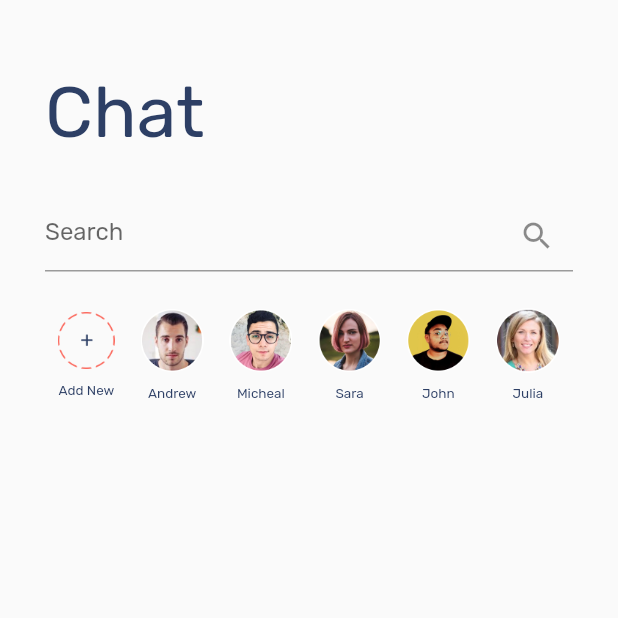
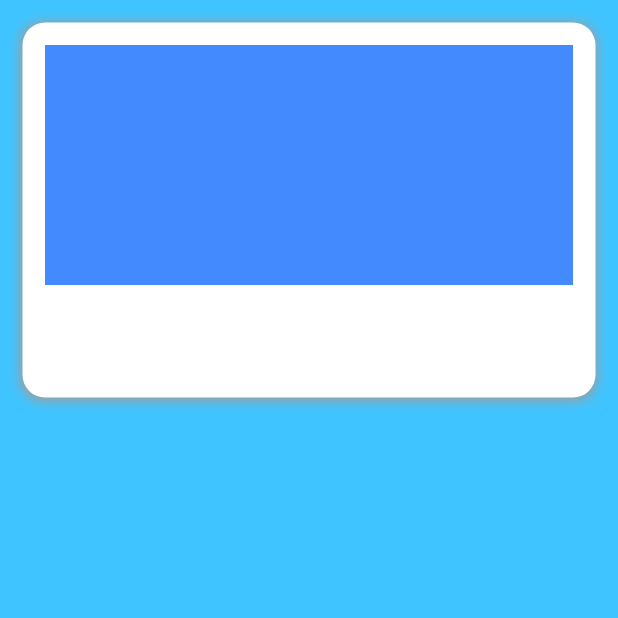
Before and after one commit to alfianardhi/chattoo, a Flutter app: the screen it shows after launch, on a phone screen of 412 x 824 dp, the top half of it. Run offline on Flutter 3.47's test engine with Material 2 defaults, Android fonts, the phone set to English and light mode, and no system bars.

Commit message:
layout playground

```diff
--- a/lib/main.dart
+++ b/lib/main.dart
@@ -3,6 +3,7 @@ import 'package:chattoo/application/provider_pages.dart';
 import 'package:flutter/material.dart';
 import 'package:provider/provider.dart';
 import 'pages/home/home_page.dart';
+import 'pages/profile/profile_page.dart';
 // import 'pages/login/login_page.dart';
 
 void main() => runApp(MyApp());
@@ -22,7 +23,8 @@ class MyApp extends StatelessWidget {
         theme: ThemeData(
           fontFamily: 'Rubik',
         ),
-        home: HomePage(),
+        //home: HomePage(),
+        home: ProfilePage(),
         // home: LoginPage(),
         //home: MenuListPage(),
       ),
--- a/lib/pages/home/home_page.dart
+++ b/lib/pages/home/home_page.dart
@@ -126,6 +126,15 @@ class HomePage extends StatelessWidget {
                 ),
               ],
             ),
+            SizedBox(
+              height: 26,
+            ),
+            Text('Recent',
+                style: TextStyle(
+                  fontSize: 20,
+                  color: blackColor,
+                  fontWeight: FontWeight.w400,
+                )),
           ],
         ),
       ),
--- /dev/null
+++ b/lib/pages/profile/profile_page.dart
@@ -0,0 +1,54 @@
+import 'package:flutter/material.dart';
+
+class ProfilePage extends StatefulWidget {
+  const ProfilePage({Key? key}) : super(key: key);
+
+  @override
+  _ProfilePageState createState() => _ProfilePageState();
+}
+
+class _ProfilePageState extends State<ProfilePage> {
+  @override
+  Widget build(BuildContext context) {
+    return Scaffold(
+      backgroundColor: Colors.lightBlueAccent,
+      body: SafeArea(
+        child: Container(
+          child: Container(
+            height: 250,
+            width: double.infinity,
+            margin: EdgeInsets.all(15),
+            padding: EdgeInsets.all(15),
+            decoration: BoxDecoration(
+              color: Colors.white,
+              boxShadow: [
+                BoxShadow(
+                  color: Colors.grey,
+                  blurRadius: 5,
+                  offset: Offset.fromDirection(90),
+                  spreadRadius: 1,
+                ),
+              ],
+              borderRadius: BorderRadius.circular(15),
+            ),
+            child: Column(
+              crossAxisAlignment: CrossAxisAlignment.start,
+              children: [
+                Container(
+                  height: 160,
+                  color: Colors.blueAccent,
+                ),
+                Flexible(
+                    child: Container(
+                  child: Row(
+                    children: [],
+                  ),
+                )),
+              ],
+            ),
+          ),
+        ),
+      ),
+    );
+  }
+}
```
